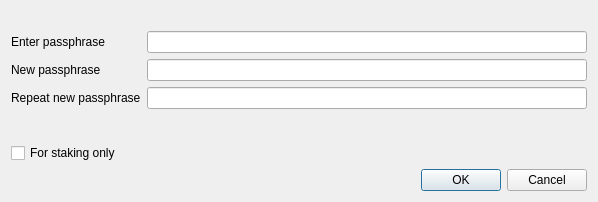
LightBurdenOfficial/SperoCoin, file src/qt/forms/askpassphrasedialog.ui: the form before one commit.
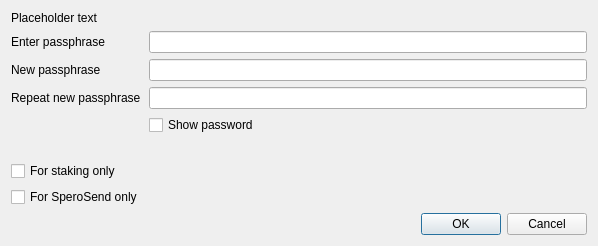
The form after the commit.

Commit message:
[HARD FORK] SperoCoin v.2.7.0.0
Seja bem vindo à nova fase da SperoCoin!
Apresentamos ao público o novo código-fonte da SPERO, totalmente atualizado e com muitas novidades, além de diversas melhorias.

#JuntosSomosMaisFortes

```diff
--- a/src/qt/forms/askpassphrasedialog.ui
+++ b/src/qt/forms/askpassphrasedialog.ui
@@ -7,7 +7,7 @@
     <x>0</x>
     <y>0</y>
     <width>598</width>
-    <height>198</height>
+    <height>222</height>
    </rect>
   </property>
   <property name="sizePolicy">
@@ -25,12 +25,15 @@
   <property name="windowTitle">
    <string>Passphrase Dialog</string>
   </property>
-  <property name="styleSheet">
-   <string notr="true"/>
-  </property>
   <layout class="QVBoxLayout" name="verticalLayout">
+   <property name="sizeConstraint">
+    <enum>QLayout::SetMinimumSize</enum>
+   </property>
    <item>
     <widget class="QLabel" name="warningLabel">
+     <property name="text">
+      <string notr="true">Placeholder text</string>
+     </property>
      <property name="textFormat">
       <enum>Qt::RichText</enum>
      </property>
@@ -41,6 +44,9 @@
    </item>
    <item>
     <layout class="QFormLayout" name="formLayout">
+     <property name="sizeConstraint">
+      <enum>QLayout::SetMinimumSize</enum>
+     </property>
      <property name="fieldGrowthPolicy">
       <enum>QFormLayout::AllNonFixedFieldsGrow</enum>
      </property>
@@ -56,9 +62,6 @@
      </item>
      <item row="0" column="1">
       <widget class="QLineEdit" name="passEdit1">
-       <property name="styleSheet">
-        <string notr="true"/>
-       </property>
        <property name="echoMode">
         <enum>QLineEdit::Password</enum>
        </property>
@@ -76,9 +79,6 @@
      </item>
      <item row="1" column="1">
       <widget class="QLineEdit" name="passEdit2">
-       <property name="styleSheet">
-        <string notr="true"/>
-       </property>
        <property name="echoMode">
         <enum>QLineEdit::Password</enum>
        </property>
@@ -96,23 +96,24 @@
      </item>
      <item row="2" column="1">
       <widget class="QLineEdit" name="passEdit3">
-       <property name="styleSheet">
-        <string notr="true"/>
-       </property>
        <property name="echoMode">
         <enum>QLineEdit::Password</enum>
        </property>
       </widget>
      </item>
      <item row="3" column="1">
+      <widget class="QCheckBox" name="toggleShowPasswordButton">
+       <property name="text">
+        <string>Show password</string>
+       </property>
+      </widget>
+     </item>
+     <item row="4" column="1">
       <widget class="QLabel" name="capsLabel">
        <property name="font">
         <font>
-         <family>Century Gothic</family>
-         <pointsize>12</pointsize>
-         <weight>50</weight>
-         <italic>false</italic>
-         <bold>false</bold>
+         <weight>75</weight>
+         <bold>true</bold>
         </font>
        </property>
        <property name="text">
@@ -123,14 +124,8 @@
        </property>
       </widget>
      </item>
-     <item row="4" column="0">
+     <item row="5" column="0">
       <widget class="QCheckBox" name="stakingCheckBox">
-       <property name="enabled">
-        <bool>true</bool>
-       </property>
-       <property name="visible">
-        <bool>false</bool>
-       </property>
        <property name="toolTip">
         <string>Serves to disable the trivial sendmoney when OS account compromised. Provides no real security.</string>
        </property>
@@ -139,13 +134,20 @@
        </property>
       </widget>
      </item>
+     <item row="6" column="0">
+      <widget class="QCheckBox" name="sperosendCheckBox">
+       <property name="toolTip">
+        <string>Serves to disable the trivial sendmoney when OS account compromised. Provides no real security.</string>
+       </property>
+       <property name="text">
+        <string>For SperoSend only</string>
+       </property>
+      </widget>
+     </item>
     </layout>
    </item>
    <item>
     <widget class="QDialogButtonBox" name="buttonBox">
-     <property name="styleSheet">
-      <string notr="true"/>
-     </property>
      <property name="orientation">
       <enum>Qt::Horizontal</enum>
      </property>
```
Left out of the diff: 25 changed lines with no effect on the pictures. The commit also changes 2144 other files.
